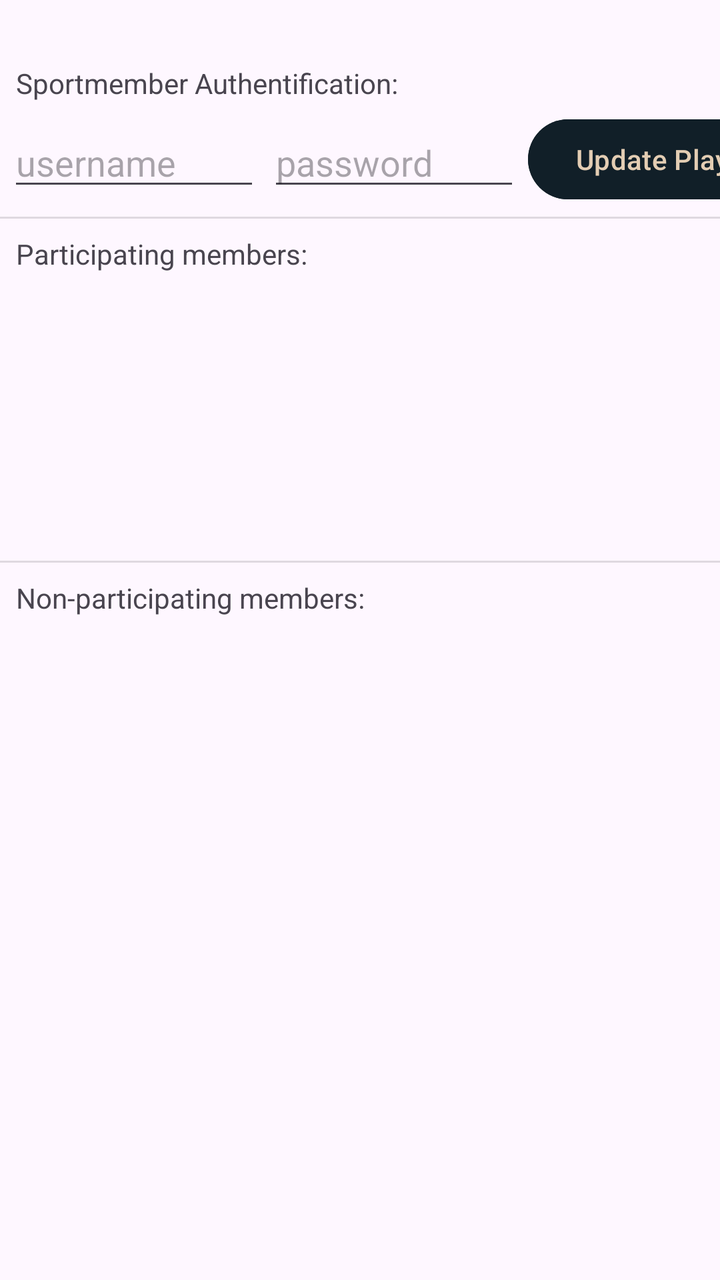
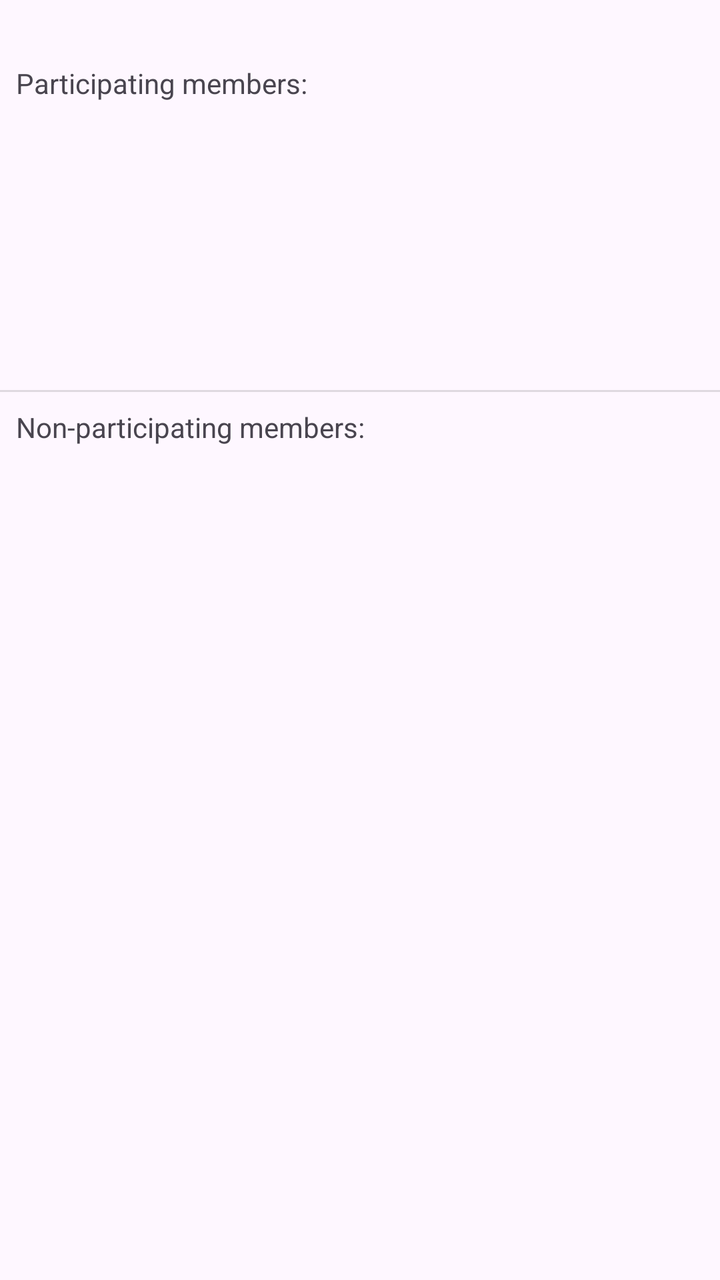

Before-and-after screenshots of an Android layout around one commit, followed by the original layout XML and the change that was made.
<!-- AndroidManifest.xml: application theme Theme.Matchmaking2v2 -->
<!-- res/layout/activity_add_players.xml -->
<?xml version="1.0" encoding="utf-8"?>
<androidx.constraintlayout.widget.ConstraintLayout xmlns:android="http://schemas.android.com/apk/res/android"
    xmlns:app="http://schemas.android.com/apk/res-auto"
    xmlns:tools="http://schemas.android.com/tools"
    android:id="@+id/main"
    android:layout_width="match_parent"
    android:layout_height="match_parent"
    tools:context=".AddPlayersActivity">

    <TextView
        android:id="@+id/tv_participants"
        android:layout_width="wrap_content"
        android:layout_height="wrap_content"
        android:layout_marginStart="8dp"
        android:layout_marginTop="8dp"
        android:text="Participating members:"
        app:layout_constraintStart_toStartOf="parent"
        app:layout_constraintTop_toBottomOf="@+id/divider2" />

    <TextView
        android:id="@+id/tv_nonparticipants"
        android:layout_width="wrap_content"
        android:layout_height="wrap_content"
        android:layout_marginStart="8dp"
        android:layout_marginTop="8dp"
        android:text="Non-participating members:"
        app:layout_constraintStart_toStartOf="parent"
        app:layout_constraintTop_toBottomOf="@+id/divider" />


    <androidx.recyclerview.widget.RecyclerView
        android:id="@+id/rv_participants"
        android:layout_marginTop="8dp"
        android:layout_width="0dp"
        android:layout_height="0dp"
        app:layout_constraintHeight_default="percent"
        app:layout_constraintHeight_percent="0.2"
        app:layout_constraintEnd_toEndOf="parent"
        app:layout_constraintStart_toStartOf="parent"
        app:layout_constraintTop_toBottomOf="@+id/tv_participants">
    </androidx.recyclerview.widget.RecyclerView>

    <androidx.recyclerview.widget.RecyclerView
        android:id="@+id/rv_members"
        android:layout_width="0dp"
        android:layout_height="0dp"
        android:layout_marginTop="8dp"
        app:layout_constraintBottom_toBottomOf="parent"
        app:layout_constraintEnd_toEndOf="parent"
        app:layout_constraintHorizontal_bias="0.0"
        app:layout_constraintStart_toStartOf="parent"
        app:layout_constraintTop_toBottomOf="@+id/tv_nonparticipants"
        app:layout_constraintVertical_bias="1.0" />


    <View
        android:id="@+id/divider"
        android:layout_width="409dp"
        android:layout_height="1dp"
        android:layout_marginTop="8dp"
        android:background="?android:attr/listDivider"
        app:layout_constraintEnd_toEndOf="parent"
        app:layout_constraintStart_toStartOf="parent"
        app:layout_constraintTop_toBottomOf="@+id/rv_participants" />

    <EditText
        android:id="@+id/editTextTextPassword"
        android:layout_width="wrap_content"
        android:layout_height="wrap_content"
        android:layout_marginStart="4dp"
        android:ems="6"
        android:hint="password"
        android:inputType="textPassword"
        app:layout_constraintBottom_toBottomOf="@+id/editTextTextEmailAddress"
        app:layout_constraintStart_toEndOf="@+id/editTextTextEmailAddress"
        app:layout_constraintTop_toTopOf="@+id/editTextTextEmailAddress" />

    <EditText
        android:id="@+id/editTextTextEmailAddress"
        android:layout_width="wrap_content"
        android:layout_height="wrap_content"
        android:layout_marginStart="4dp"
        android:layout_marginTop="8dp"
        android:ems="6"
        android:hint="username"
        android:inputType="textEmailAddress"
        app:layout_constraintStart_toStartOf="parent"
        app:layout_constraintTop_toBottomOf="@+id/tv_sportmember" />

    <TextView
        android:id="@+id/tv_sportmember"
        android:layout_width="wrap_content"
        android:layout_height="wrap_content"
        android:layout_marginStart="8dp"
        android:layout_marginTop="32dp"
        android:text="Sportmember Authentification:"
        app:layout_constraintStart_toStartOf="parent"
        app:layout_constraintTop_toTopOf="parent" />

    <Button
        android:id="@+id/b_updateactivities"
        android:layout_width="wrap_content"
        android:layout_height="wrap_content"
        android:layout_marginStart="4dp"
        android:backgroundTint="@color/blueBlack"
        android:text="Update Players"
        android:textColor="@color/tanAccent"
        app:layout_constraintBottom_toBottomOf="@+id/editTextTextPassword"
        app:layout_constraintStart_toEndOf="@+id/editTextTextPassword"
        app:layout_constraintTop_toTopOf="@+id/editTextTextPassword" />

    <View
        android:id="@+id/divider2"
        android:layout_width="409dp"
        android:layout_height="1dp"
        android:layout_marginTop="8dp"
        android:background="?android:attr/listDivider"
        app:layout_constraintEnd_toEndOf="parent"
        app:layout_constraintStart_toStartOf="parent"
        app:layout_constraintTop_toBottomOf="@+id/editTextTextEmailAddress" />
</androidx.constraintlayout.widget.ConstraintLayout>
<!-- resources referenced by this layout -->
<resources>
  <color name="blueBlack">#111f28</color>
  <color name="tanAccent">#e3cdb3</color>
  <style name="Theme.Matchmaking2v2" parent="Base.Theme.Matchmaking2v2" />
  <style name="Base.Theme.Matchmaking2v2" parent="Theme.Material3.DayNight"> 
          
          <item name="colorPrimary">@color/my_light_primary</item>
      </style>
  <color name="my_light_primary">#FF000000</color>
</resources>

<!-- the commit's change to res/layout/activity_add_players.xml (unified diff, before → after) -->
@@ -12,10 +12,10 @@
         android:layout_width="wrap_content"
         android:layout_height="wrap_content"
         android:layout_marginStart="8dp"
-        android:layout_marginTop="8dp"
+        android:layout_marginTop="32dp"
         android:text="Participating members:"
         app:layout_constraintStart_toStartOf="parent"
-        app:layout_constraintTop_toBottomOf="@+id/divider2" />
+        app:layout_constraintTop_toTopOf="parent" />
 
     <TextView
         android:id="@+id/tv_nonparticipants"
@@ -63,59 +63,4 @@
         app:layout_constraintStart_toStartOf="parent"
         app:layout_constraintTop_toBottomOf="@+id/rv_participants" />
 
-    <EditText
-        android:id="@+id/editTextTextPassword"
-        android:layout_width="wrap_content"
-        android:layout_height="wrap_content"
-        android:layout_marginStart="4dp"
-        android:ems="6"
-        android:hint="password"
-        android:inputType="textPassword"
-        app:layout_constraintBottom_toBottomOf="@+id/editTextTextEmailAddress"
-        app:layout_constraintStart_toEndOf="@+id/editTextTextEmailAddress"
-        app:layout_constraintTop_toTopOf="@+id/editTextTextEmailAddress" />
-
-    <EditText
-        android:id="@+id/editTextTextEmailAddress"
-        android:layout_width="wrap_content"
-        android:layout_height="wrap_content"
-        android:layout_marginStart="4dp"
-        android:layout_marginTop="8dp"
-        android:ems="6"
-        android:hint="username"
-        android:inputType="textEmailAddress"
-        app:layout_constraintStart_toStartOf="parent"
-        app:layout_constraintTop_toBottomOf="@+id/tv_sportmember" />
-
-    <TextView
-        android:id="@+id/tv_sportmember"
-        android:layout_width="wrap_content"
-        android:layout_height="wrap_content"
-        android:layout_marginStart="8dp"
-        android:layout_marginTop="32dp"
-        android:text="Sportmember Authentification:"
-        app:layout_constraintStart_toStartOf="parent"
-        app:layout_constraintTop_toTopOf="parent" />
-
-    <Button
-        android:id="@+id/b_updateactivities"
-        android:layout_width="wrap_content"
-        android:layout_height="wrap_content"
-        android:layout_marginStart="4dp"
-        android:backgroundTint="@color/blueBlack"
-        android:text="Update Players"
-        android:textColor="@color/tanAccent"
-        app:layout_constraintBottom_toBottomOf="@+id/editTextTextPassword"
-        app:layout_constraintStart_toEndOf="@+id/editTextTextPassword"
-        app:layout_constraintTop_toTopOf="@+id/editTextTextPassword" />
-
-    <View
-        android:id="@+id/divider2"
-        android:layout_width="409dp"
-        android:layout_height="1dp"
-        android:layout_marginTop="8dp"
-        android:background="?android:attr/listDivider"
-        app:layout_constraintEnd_toEndOf="parent"
-        app:layout_constraintStart_toStartOf="parent"
-        app:layout_constraintTop_toBottomOf="@+id/editTextTextEmailAddress" />
 </androidx.constraintlayout.widget.ConstraintLayout>
<!-- resource entries referenced after the edit -->
@@ -1,7 +1,5 @@
 <!-- resources referenced by this layout -->
 <resources>
-  <color name="blueBlack">#111f28</color>
-  <color name="tanAccent">#e3cdb3</color>
   <style name="Theme.Matchmaking2v2" parent="Base.Theme.Matchmaking2v2" />
   <style name="Base.Theme.Matchmaking2v2" parent="Theme.Material3.DayNight"> 
           
